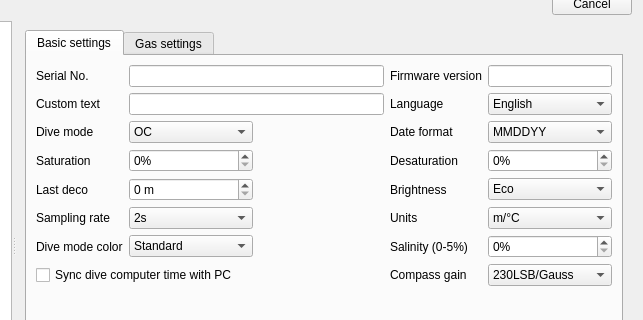
First picture: the form in qt-ui/configuredivecomputerdialog.ui, repository subsurface/subsurface, before the edit; both pictures show x 199 to 842 and y 94 to 414 of the 842 by 614 pixel window.
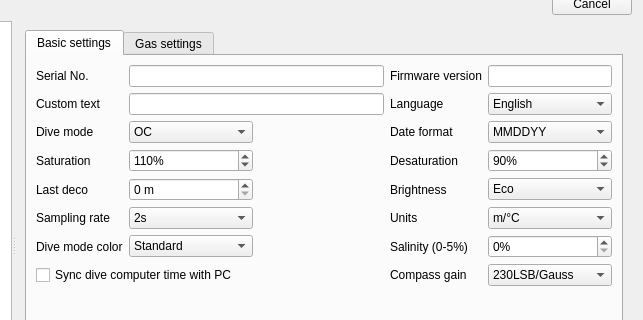
Second picture: the form after the edit. The open tabs and pages were chosen to show the change. Icons and pictures are not drawn.

Commit message:
Set limits for Saturation/Desaturation on OSTC3
The default max value for a QSpinBox is 99. The default Saturation
factor for the OSTC3 is 110%. This code sets the max, min and default
values on those spinboxes.
The values comes from me reading the assembler code for the OSTC3.

```diff
--- a/qt-ui/configuredivecomputerdialog.ui
+++ b/qt-ui/configuredivecomputerdialog.ui
@@ -354,8 +354,14 @@
               <property name="suffix">
                <string>%</string>
               </property>
+              <property name="minimum">
+               <number>100</number>
+              </property>
               <property name="maximum">
-               <number>255</number>
+               <number>140</number>
+              </property>
+              <property name="value">
+               <number>110</number>
               </property>
              </widget>
             </item>
@@ -374,8 +380,14 @@
               <property name="suffix">
                <string>%</string>
               </property>
+              <property name="minimum">
+               <number>60</number>
+              </property>
               <property name="maximum">
-               <number>255</number>
+               <number>100</number>
+              </property>
+              <property name="value">
+               <number>90</number>
               </property>
              </widget>
             </item>
```
